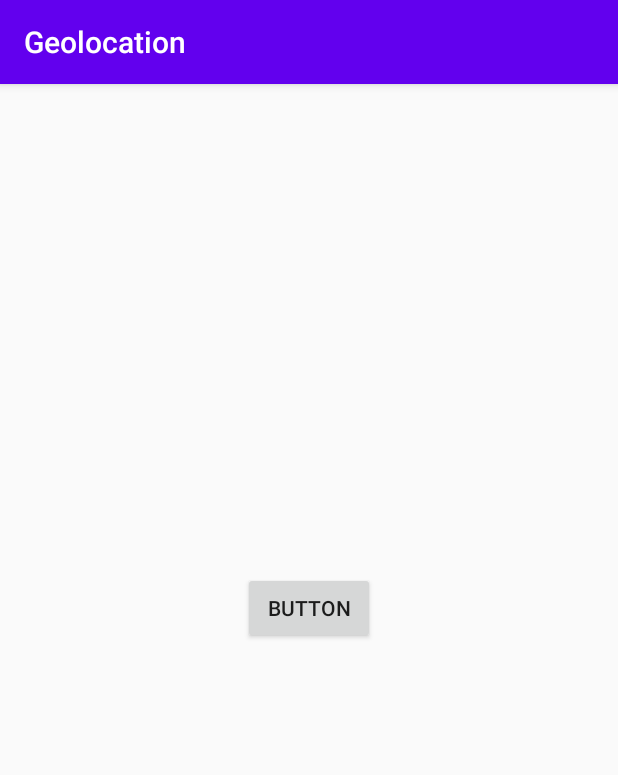
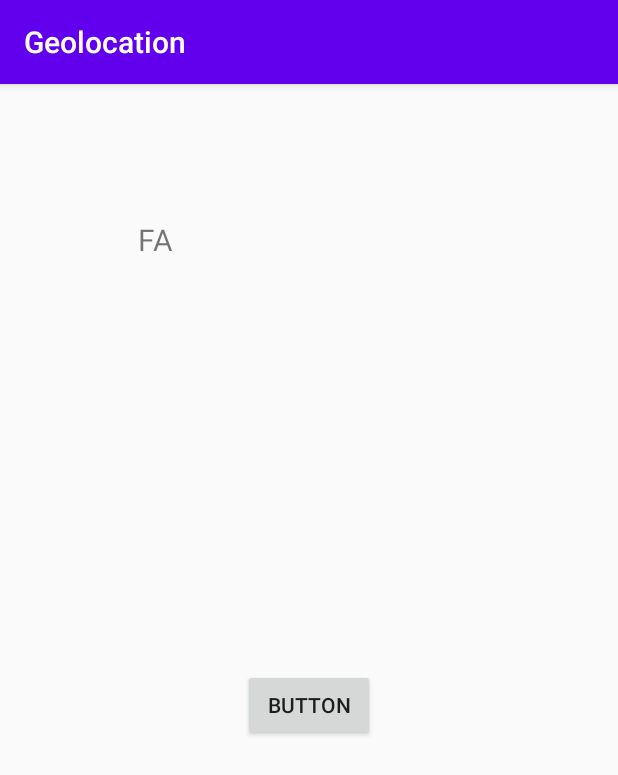
Before and after one commit to aglazko/vedroid_labs, an Android app: the screen it shows after launch (MainActivity), on a phone screen of 412 x 824 dp. Shown: the top 775 px of the screen. Run offline under Robolectric (Android 15) with nearby library versions, the phone set to English and light mode, and no system bars.

Commit message:
Some fixes

```diff
--- a/Contacts/app/src/main/res/layout/contact.xml
+++ b/Contacts/app/src/main/res/layout/contact.xml
@@ -11,6 +11,7 @@
         android:layout_marginStart="102dp"
         android:layout_marginLeft="102dp"
         android:layout_marginTop="76dp"
+        android:textSize="15sp"
         app:layout_constraintStart_toStartOf="parent"
         app:layout_constraintTop_toTopOf="parent" />
 </androidx.constraintlayout.widget.ConstraintLayout>
--- a/Geolocation/app/src/main/java/com/example/geolocation/MainActivity.java
+++ b/Geolocation/app/src/main/java/com/example/geolocation/MainActivity.java
@@ -27,8 +27,8 @@ public class MainActivity extends AppCompatActivity {
     protected void onCreate(Bundle savedInstanceState) {
         super.onCreate(savedInstanceState);
         setContentView(R.layout.activity_main);
-        position = findViewById(R.id.textView);
-        position.setVisibility(View.INVISIBLE);
+        position = findViewById(R.id.position);
+//        position.setVisibility(View.INVISIBLE);
         geoButton = findViewById(R.id.getGeo);
         locationManager = (LocationManager) getSystemService(Context.LOCATION_SERVICE);
 
--- a/Geolocation/app/src/main/res/layout/activity_main.xml
+++ b/Geolocation/app/src/main/res/layout/activity_main.xml
@@ -10,17 +10,25 @@
         android:id="@+id/getGeo"
         android:layout_width="wrap_content"
         android:layout_height="wrap_content"
-        android:layout_marginTop="325dp"
+        android:layout_marginBottom="358dp"
         android:text="Button"
+        app:layout_constraintBottom_toBottomOf="parent"
         app:layout_constraintEnd_toEndOf="parent"
+        app:layout_constraintStart_toStartOf="parent"
+        app:layout_constraintTop_toBottomOf="@+id/position" />
+
+    <TextView
+        android:id="@+id/position"
+        android:layout_width="252dp"
+        android:layout_height="200dp"
+        android:layout_marginStart="92dp"
+        android:layout_marginLeft="92dp"
+        android:layout_marginTop="117dp"
+        android:layout_marginBottom="100dp"
+        android:text="FA"
+        android:textSize="20sp"
+        app:layout_constraintBottom_toTopOf="@+id/getGeo"
         app:layout_constraintStart_toStartOf="parent"
         app:layout_constraintTop_toTopOf="parent" />
 
-    <TextView
-        android:id="@+id/textView"
-        android:layout_width="wrap_content"
-        android:layout_height="wrap_content"
-        tools:layout_editor_absoluteX="162dp"
-        tools:layout_editor_absoluteY="252dp" />
-
 </androidx.constraintlayout.widget.ConstraintLayout>
```
Also changed, not shown: Contacts/app/src/main/java/com/example/contacts/MainActivity.java (+21 -7 lines), Laba1/app/src/main/res/layout/activity_main.xml (+5 -2 lines), Laba1/app/src/main/res/layout/activity_second.xml (+5 -2 lines).
